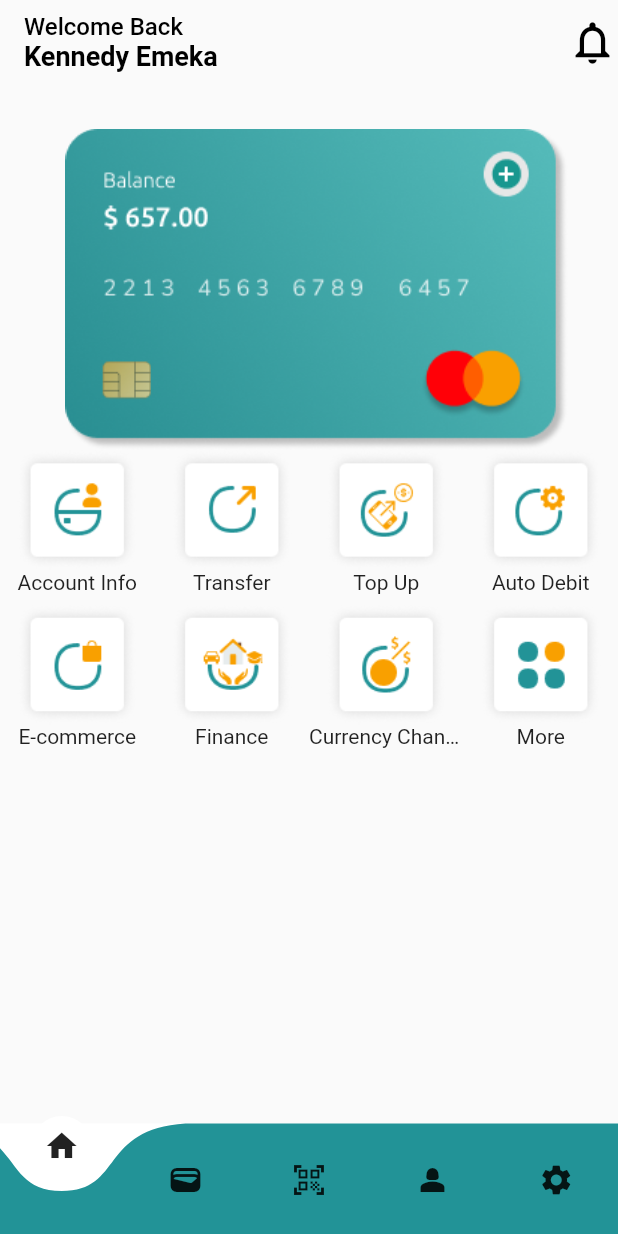
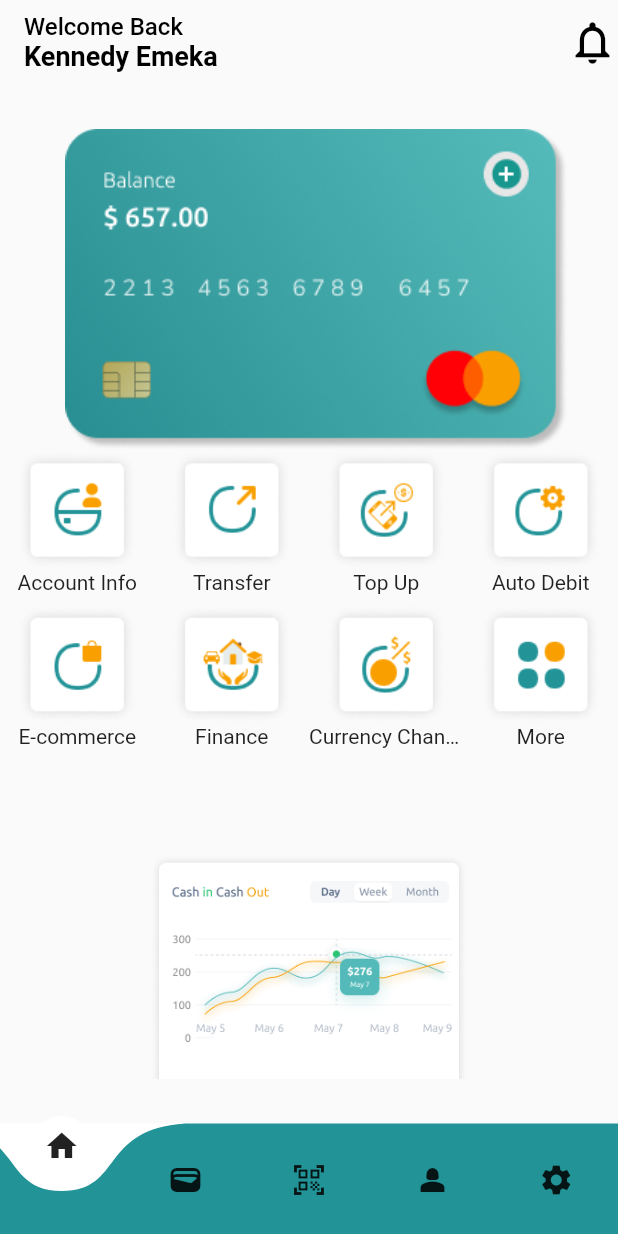
Before and after one commit to emekss/bank_app_ui, a Flutter app: the HomePage screen opened by its route, on a phone screen of 412 x 824 dp. Run offline on Flutter 3.47's test engine with Material 2 defaults, Android fonts, the phone set to English and light mode, and no system bars; drawn by our look-alikes of curved_navigation_bar.

Commit message:
updated homepage

```diff
--- a/lib/pages/home_page.dart
+++ b/lib/pages/home_page.dart
@@ -48,6 +48,13 @@ class HomePage extends StatelessWidget {
           ),
           const Expanded(
             child: ActionButton(),
+          ),
+          Padding(
+            padding: const EdgeInsets.only(bottom: 30),
+            child: Image.asset(
+              'assets/images/graph.png',
+              height: 150,
+            ),
           )
         ],
       ),
--- a/lib/pages/welcome_page.dart
+++ b/lib/pages/welcome_page.dart
@@ -8,6 +8,7 @@ class WelcomePage extends StatelessWidget {
   @override
   Widget build(BuildContext context) {
     return Scaffold(
+
       backgroundColor: const Color(0xFFF7F7F7),
       body: Padding(
         padding: const EdgeInsets.only(bottom: 20),
```
Also changed, not shown: assets/images/graph.png (added).
